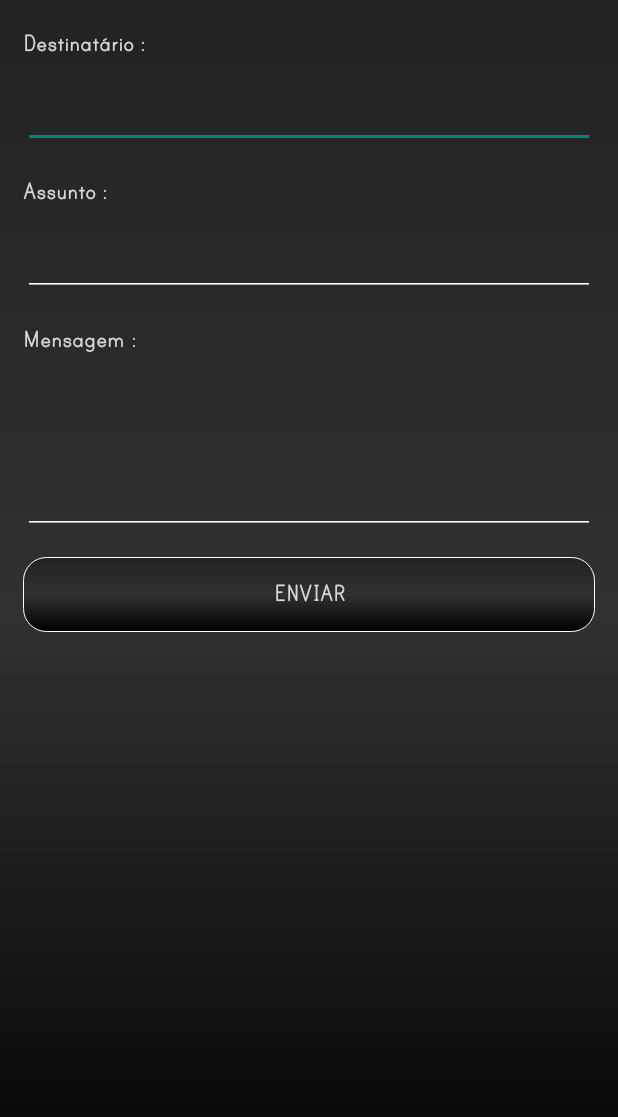
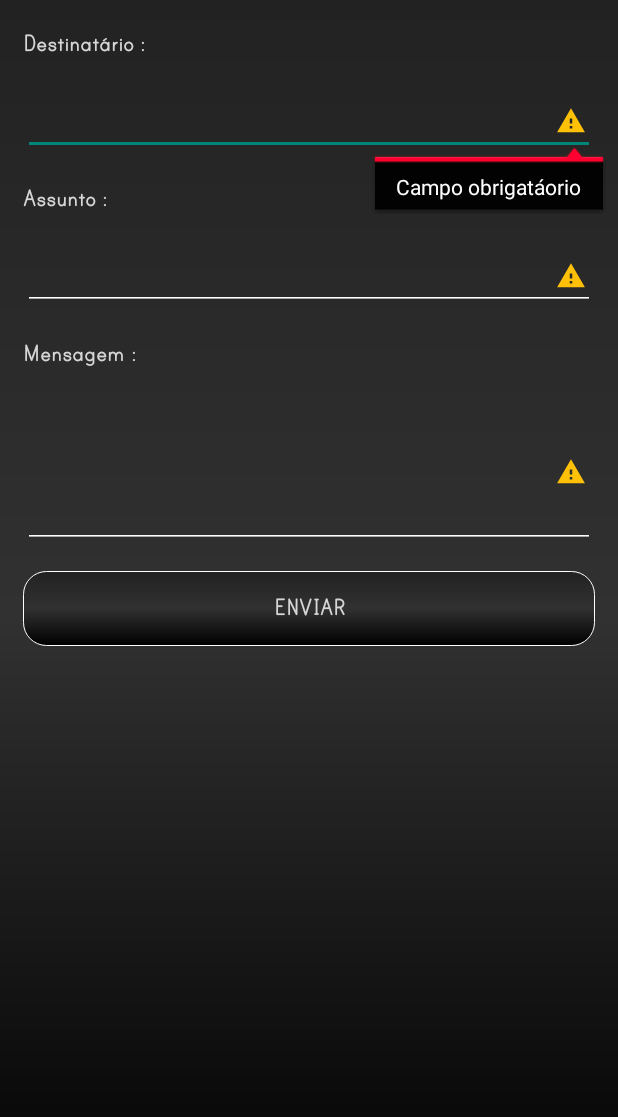
Before and after one commit to ValmirBP/AppSendEmail, an Android app: the screen it shows after launch (MainActivity), after a tap on "ENVIAR", on a phone screen of 412 x 824 dp. Shown: the top 1117 px of the screen. Run offline under Robolectric (Android 15) with nearby library versions, the phone set to English and light mode, and no system bars.

Commit message:
cod improved

```diff
--- a/app/src/main/java/com/example/e_mailsender/MainActivity.java
+++ b/app/src/main/java/com/example/e_mailsender/MainActivity.java
@@ -2,70 +2,98 @@ package com.example.e_mailsender;
 
 import android.content.Intent;
 import android.graphics.Typeface;
+import android.graphics.drawable.Drawable;
 import android.support.v7.app.AppCompatActivity;
 import android.os.Bundle;
 import android.view.View;
 import android.widget.Button;
 import android.widget.EditText;
 import android.widget.TextView;
+import android.widget.Toast;
 
 public class MainActivity extends AppCompatActivity {
     EditText edtTo, edtSub, edtMsg;
-    TextView txtTo,txtSub,txtMsg;
+    TextView txtTo, txtSub, txtMsg;
     Button btnSend;
-    String emailDest, assunto, msg;
+    String emailDest, sub, msg;
     Intent intent;
+    Boolean ok = true;
 
     @Override
     protected void onCreate(Bundle savedInstanceState) {
         super.onCreate(savedInstanceState);
         setContentView(R.layout.activity_main);
 
-        txtTo = findViewById(R.id.txtTo);
-        txtMsg = findViewById(R.id.txtMsg);
-        txtSub = findViewById(R.id.txtSub);
-        btnSend = findViewById(R.id.btnSend);
+        txtTo = findViewById(R.id.txtTo); txtMsg = findViewById(R.id.txtMsg);
+        txtSub = findViewById(R.id.txtSub); btnSend = findViewById(R.id.btnSend);
 
 // Inserção de um novo tipo de fonte no layout.
 
         Typeface font = Typeface.createFromAsset(getAssets(),
                 "print_bold_tt.ttf");
 
-        txtTo.setTypeface(font);
-        txtMsg.setTypeface(font);
-        txtSub.setTypeface(font);
-        btnSend.setTypeface(font);
+        txtTo.setTypeface(font);txtMsg.setTypeface(font);
+        txtSub.setTypeface(font); btnSend.setTypeface(font);
 
-        edtTo = findViewById(R.id.edtTo);
-        edtSub = findViewById(R.id.edtSub);
+        edtTo = findViewById(R.id.edtTo); edtSub = findViewById(R.id.edtSub);
         edtMsg = findViewById(R.id.edtMsg);
-
-
 
         btnSend.setOnClickListener(new View.OnClickListener() {
             @Override
             public void onClick(View v) {
 
-                process();
 
                 intent = new Intent(Intent.ACTION_SEND);
-
-                intent.putExtra(Intent.EXTRA_EMAIL,new String[]{emailDest});
-                intent.putExtra(Intent.EXTRA_SUBJECT,assunto);
-                intent.putExtra(Intent.EXTRA_TEXT,msg);
-
-                intent.setType("message/rfc822");
-
-                startActivity(Intent.createChooser(intent,"selecione um app"));
+                process();
+                infoInst();
             }
         });
     }
 
-    public void process()
-
-    {
+    public void process() {
         emailDest = edtTo.getText().toString();
-        assunto = edtSub.getText().toString();
+        sub = edtSub.getText().toString();
         msg = edtMsg.getText().toString();
     }
+
+// checar as informações inseridas
+
+    public void infoInst() {
+
+        Drawable icon =
+                getResources().getDrawable(R.drawable.ic_warning_icon);
+        if (icon != null){
+            icon.setBounds(0,0,icon.getIntrinsicWidth(),icon.getIntrinsicHeight());
+
+        }
+        ok = true;
+
+        try {
+
+            if (emailDest != null && !emailDest.isEmpty()) {
+                intent.putExtra(Intent.EXTRA_EMAIL, new String[]{emailDest});
+            } else {
+                edtTo.setError("Campo obrigatáorio",icon);
+                ok = false;
+            }
+            if (sub != null && !sub.isEmpty()) {
+                intent.putExtra(Intent.EXTRA_SUBJECT, sub);
+            } else {
+                edtSub.setError("Campo obrigatáorio",icon);
+                ok = false;
+
+            }
+            if (msg != null && !msg.isEmpty()) {
+                intent.putExtra(Intent.EXTRA_TEXT, msg);
+            } else {
+                edtMsg.setError("Campo obrigatáorio",icon);
+                ok = false;
+            }
+            if (ok){
+                intent.setType("message/rfc822");
+                startActivity(Intent.createChooser(intent, "selecione um app"));
+            }
+        }catch (Exception e ){
+        }
+    }
 }
--- /dev/null
+++ b/app/src/main/res/drawable-anydpi-v24/ic_warning_icon.xml
@@ -0,0 +1,13 @@
+<vector xmlns:android="http://schemas.android.com/apk/res/android"
+    android:width="24dp"
+    android:height="24dp"
+    android:viewportWidth="28.486956"
+    android:viewportHeight="28.486956"
+    android:tint="#FFC107">
+  <group android:translateX="2.2434783"
+      android:translateY="2.2434783">
+      <path
+          android:fillColor="#FF000000"
+          android:pathData="M1,21h22L12,2 1,21zM13,18h-2v-2h2v2zM13,14h-2v-4h2v4z"/>
+  </group>
+</vector>
```
Also changed, not shown: app/src/main/res/ic_warning_icon.xml/ic_warning_icon.xml (added, +13 -0 lines), app/src/main/res/drawable-hdpi/ic_warning_icon.png (added), app/src/main/res/drawable-mdpi/ic_warning_icon.png (added), app/src/main/res/drawable-xhdpi/ic_warning_icon.png (added), app/src/main/res/drawable-xxhdpi/ic_warning_icon.png (added), app/src/main/res/ic_warning_icon/ic_warning_icon.png (added).
